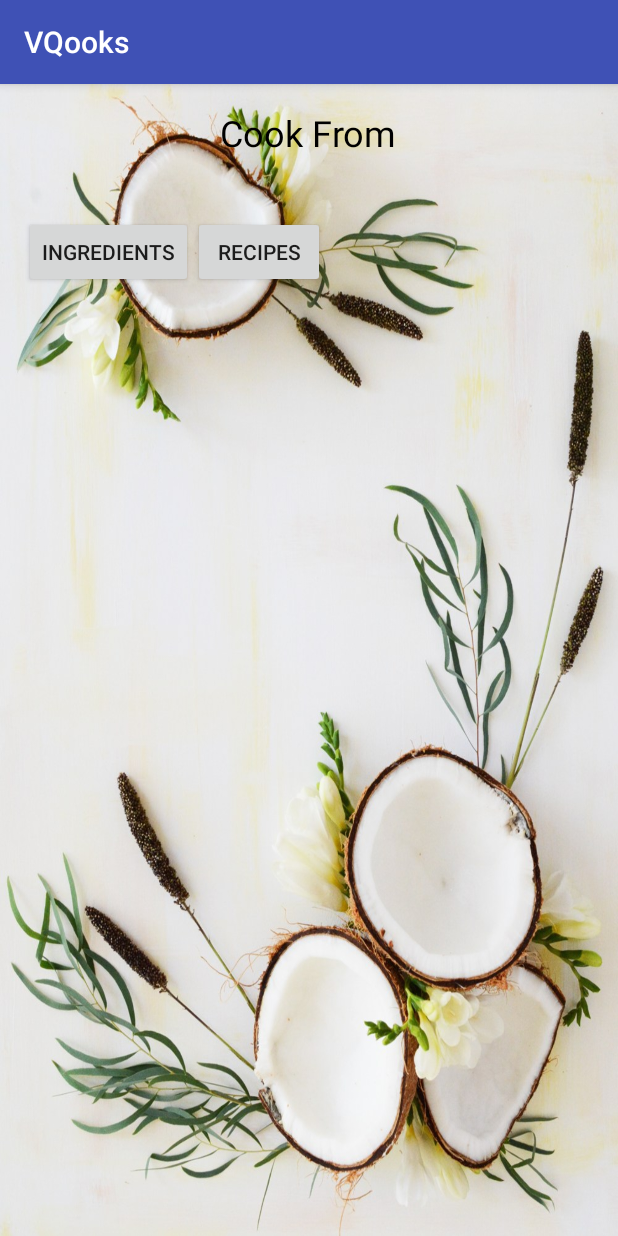
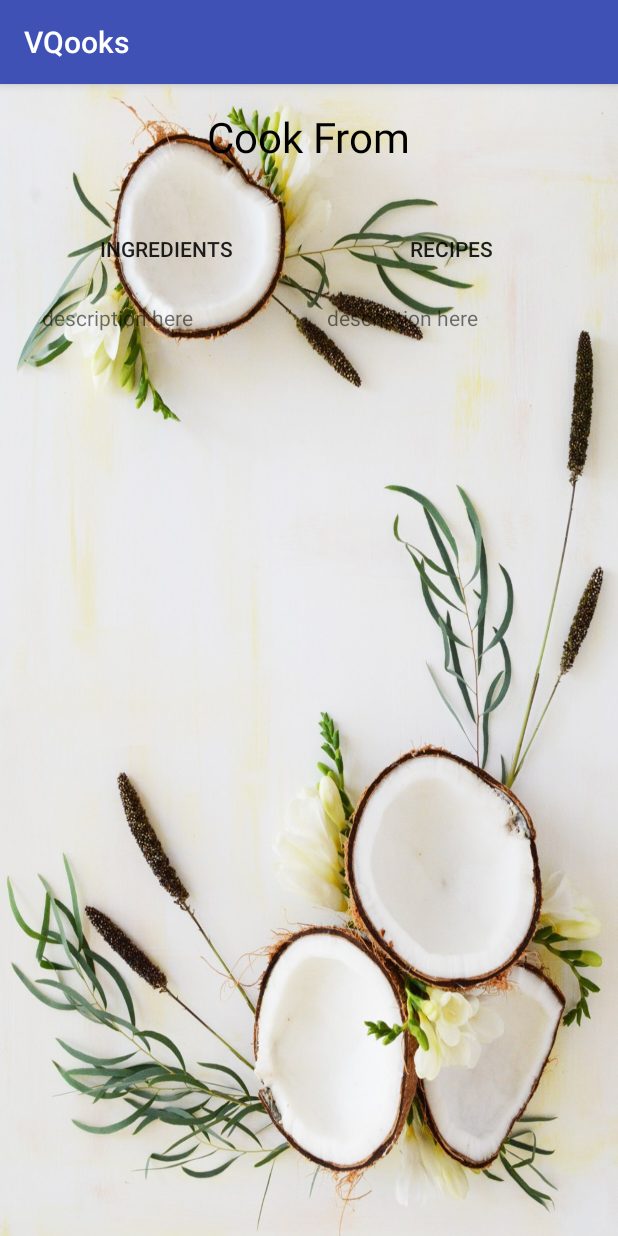
Before and after one commit to qle007/VQooks, an Android app: the screen it shows after launch (MainActivity), on a phone screen of 412 x 824 dp. Run offline under Robolectric (Android 15) with nearby library versions, the phone set to English and light mode, and no system bars.

Commit message:
finished main activity look

```diff
--- a/app/src/main/res/layout/activity_main.xml
+++ b/app/src/main/res/layout/activity_main.xml
@@ -3,45 +3,76 @@
     xmlns:tools="http://schemas.android.com/tools"
     android:layout_width="match_parent"
     android:layout_height="match_parent"
-    tools:context="com.vq.vqooks.MainActivity"
+    android:background="@drawable/main_activity_wallpaper"
     android:padding="16dp"
-    android:background="@drawable/main_activity_wallpaper">
+    tools:context="com.vq.vqooks.MainActivity">
 
     <TextView
         android:layout_width="wrap_content"
         android:layout_height="wrap_content"
+        android:layout_centerHorizontal="true"
         android:text="Cook From"
-    android:textSize="24dp"
+
         android:textColor="#000000"
-    android:layout_centerHorizontal="true"
+        android:textSize="28dp"
 
         />
+
     <LinearLayout
         android:layout_width="match_parent"
-        android:layout_height="match_parent"
+        android:layout_height="wrap_content"
         android:orientation="horizontal"
-        >
-    <LinearLayout
-        android:layout_width="match_parent"
-        android:layout_height="match_parent"
-        android:layout_marginTop="72dp"
-        android:layout_centerHorizontal="true"
+        android:layout_marginTop="70dp">
+
+            <RelativeLayout
+                android:layout_width="0dp"
+                android:layout_height="wrap_content"
+                android:layout_weight="1"
                 >
             <Button
                 android:id="@+id/ingredients"
-        android:layout_width="wrap_content"
+                android:layout_width="match_parent"
                 android:layout_height="wrap_content"
                 android:text="Ingredients"
 
+                android:background="@android:color/transparent"
                 />
 
+                <TextView
+                    android:layout_width="match_parent"
+                    android:layout_height="wrap_content"
+                    android:padding="12dp"
+                    android:layout_below="@id/ingredients"
+                    android:text="description here"
+
+                    />
+            </RelativeLayout>
+
+
+        <RelativeLayout
+            android:layout_width="0dp"
+            android:layout_height="wrap_content"
+            android:layout_weight="1">
             <Button
                 android:id="@+id/recipes"
-        android:layout_width="wrap_content"
+                android:layout_width="match_parent"
                 android:layout_height="wrap_content"
                 android:text="Recipes"
-        android:layout_toRightOf="@id/ingredients"
+                android:background="@android:color/transparent"
             />
+
+            <TextView
+                android:layout_width="match_parent"
+                android:layout_height="wrap_content"
+                android:layout_below="@id/recipes"
+                android:padding="12dp"
+                android:text="description here"
+
+
+                />
+
+        </RelativeLayout>
     </LinearLayout>
-    </LinearLayout>
+
+
 </RelativeLayout>
```
Lines whose indentation alone changed are shown as unchanged.
